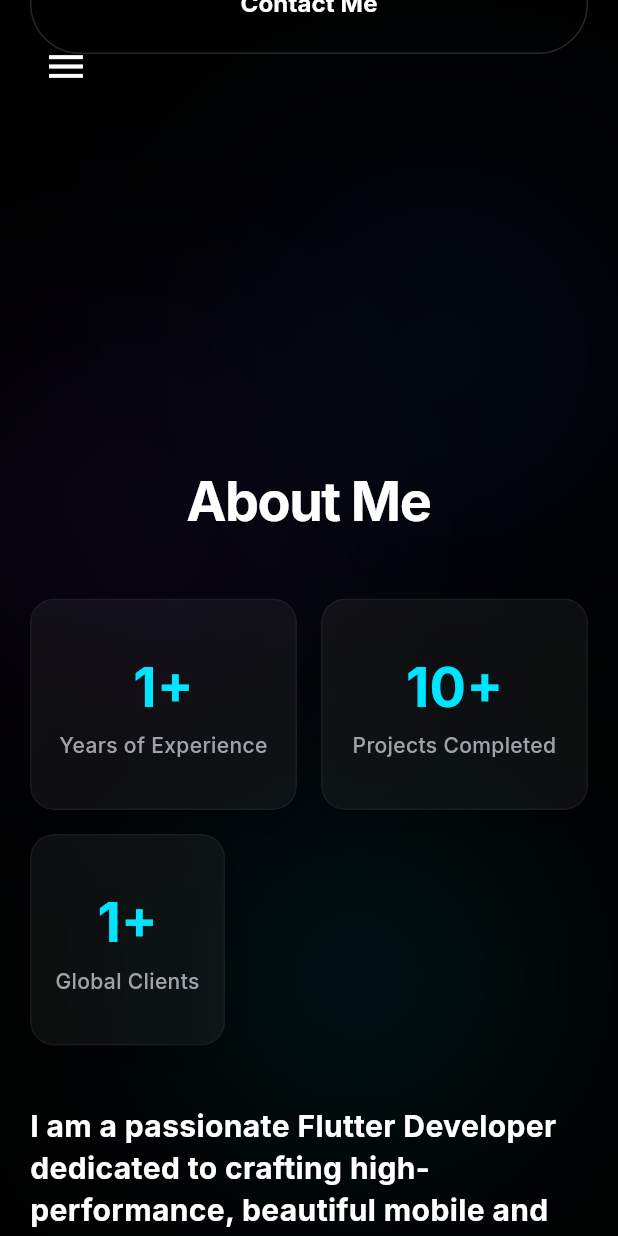
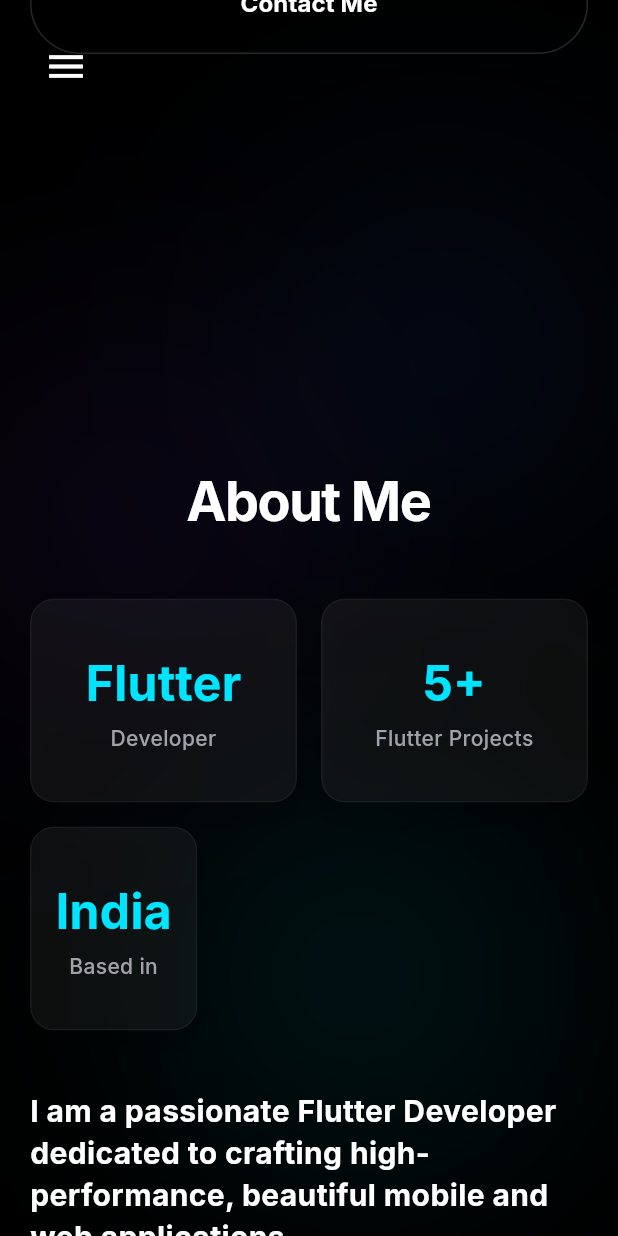
Before and after one commit to ashifashif32129-lang/web_ashi, a Flutter app: the screen it shows after launch, scrolled down 576 dp, on a phone screen of 412 x 824 dp. Run offline on Flutter 3.47's test engine with Material 3 defaults, Android fonts, the phone set to English and light mode, and no system bars; drawn by our look-alikes of flutter_animate, scrollable_positioned_list; our stand-ins replace animated_text_kit, cloud_firestore, font_awesome_flutter, google_fonts, lottie, shimmer and 1 more; accounts and stored records are empty.

Commit message:
Finalize About Me stats update and fix unused import

```diff
--- a/lib/sections/about_section.dart
+++ b/lib/sections/about_section.dart
@@ -36,13 +36,13 @@
                     children: [
                       Row(
                         children: [
-                          Expanded(child: _buildStat(1, "Years of Experience", suffix: "+")),
+                          Expanded(child: _buildStat("Flutter", "Developer")),
                           const SizedBox(width: 16),
-                          Expanded(child: _buildStat(10, "Projects Completed", suffix: "+")),
+                          Expanded(child: _buildStat(5, "Flutter Projects", suffix: "+")),
                         ],
                       ),
                       const SizedBox(height: 16),
-                      _buildStat(1, "Global Clients", suffix: "+"),
+                      _buildStat("India", "Based in"),
                       const SizedBox(height: 40),
                       _buildDescription(isMobile),
                     ],
@@ -54,11 +54,11 @@
                         flex: 1,
                         child: Column(
                           children: [
-                            _buildStat(1, "Years of Experience", suffix: "+"),
+                            _buildStat("Flutter", "Developer"),
                             const SizedBox(height: 16),
-                            _buildStat(10, "Projects Completed", suffix: "+"),
+                            _buildStat(5, "Flutter Projects", suffix: "+"),
                             const SizedBox(height: 16),
-                            _buildStat(1, "Global Clients", suffix: "+"),
+                            _buildStat("India", "Based in"),
                           ],
                         ),
                       ),
@@ -104,16 +104,25 @@
     );
   }
 
-  Widget _buildStat(int value, String label, {String suffix = ""}) {
+  Widget _buildStat(dynamic value, String label, {String suffix = ""}) {
     return GlassCard(
       padding: const EdgeInsets.symmetric(vertical: 32, horizontal: 16),
       child: Column(
         children: [
-          AnimatedCounter(
+          value is int
+              ? AnimatedCounter(
                   targetValue: value,
                   suffix: suffix,
                   style: const TextStyle(
-              fontSize: 36,
+                    fontSize: 32,
+                    fontWeight: FontWeight.bold,
+                    color: AppColors.primary,
+                  ),
+                )
+              : Text(
+                  value.toString(),
+                  style: const TextStyle(
+                    fontSize: 32,
                     fontWeight: FontWeight.bold,
                     color: AppColors.primary,
                   ),
--- a/lib/sections/resume_section.dart
+++ b/lib/sections/resume_section.dart
@@ -1,4 +1,3 @@
-import 'package:flutter/foundation.dart';
 import 'package:flutter/material.dart';
 import 'package:flutter_animate/flutter_animate.dart';
 import 'package:url_launcher/url_launcher.dart';
```
Also changed, not shown: 2 other files. Lines whose indentation alone changed are shown as unchanged.
